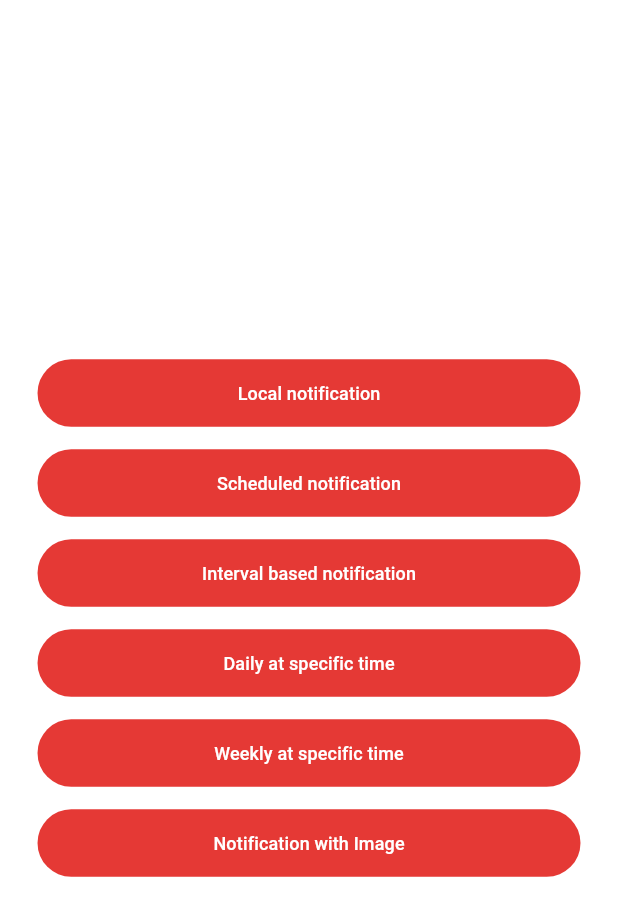
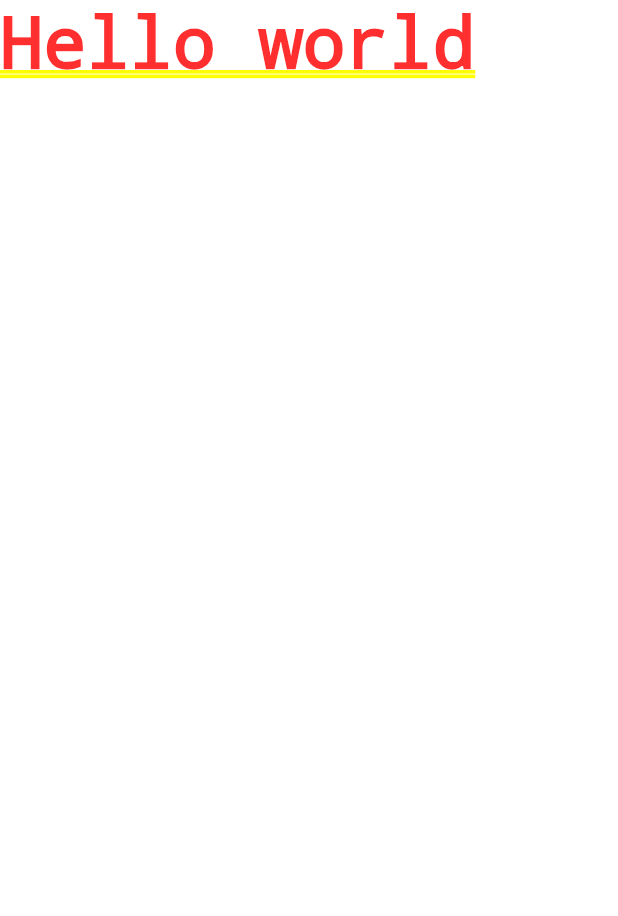
Before and after one commit to atik1404/FlutterPlayground, a Flutter app: the screen it shows after launch, on a phone screen of 412 x 824 dp. Shown: the top 916 px of the screen. Run offline on Flutter 3.47's test engine with Material 3 defaults, Android fonts, the phone set to English and light mode, and no system bars; our stand-ins replace bloc.

```diff
--- a/lib/feature/notification/notification_repository.dart
+++ /dev/null
@@ -1,217 +0,0 @@
-
-import 'package:first_flutter/logger.dart';
-import 'package:flutter/material.dart';
-import 'package:flutter_local_notifications/flutter_local_notifications.dart';
-import 'package:http/http.dart' as http;
-import 'package:timezone/data/latest_all.dart' as tz;
-import 'package:timezone/timezone.dart' as tz;
-
-class NotificationRepository {
-  static final FlutterLocalNotificationsPlugin _notificationsPlugin =
-      FlutterLocalNotificationsPlugin();
-  static AndroidNotificationChannel channel = const AndroidNotificationChannel(
-    'Channel_id',
-    'Channel_title',
-    description: 'This channel is used for important notifications.',
-    importance: Importance.high,
-    playSound: true,
-  );
-
-  static Future<void> initialization() async {
-    tz.initializeTimeZones();
-    final location = tz.getLocation('Asia/Dhaka'); // Correct timezone name
-    tz.setLocalLocation(location);
-
-
-    await _notificationsPlugin
-        .resolvePlatformSpecificImplementation<
-            AndroidFlutterLocalNotificationsPlugin>()
-        ?.createNotificationChannel(channel);
-
-    await _notificationsPlugin
-        .resolvePlatformSpecificImplementation<
-            AndroidFlutterLocalNotificationsPlugin>()
-        ?.requestNotificationsPermission();
-
-    await _notificationsPlugin
-        .resolvePlatformSpecificImplementation<
-        IOSFlutterLocalNotificationsPlugin>()
-        ?.requestPermissions(
-      alert: true,
-      badge: true,
-      sound: true
-    );
-
-    AndroidInitializationSettings initializationSettingsAndroid =
-        const AndroidInitializationSettings('@mipmap/ic_launcher');
-
-    DarwinInitializationSettings iosInitializationSettings =
-        DarwinInitializationSettings(
-          requestSoundPermission: false,
-          requestBadgePermission: false,
-          requestAlertPermission: false,
-        );
-
-    InitializationSettings initializationSettings = InitializationSettings(
-      android: initializationSettingsAndroid,
-      iOS: iosInitializationSettings,
-    );
-
-    _notificationsPlugin.initialize(initializationSettings,
-        onDidReceiveNotificationResponse: (details) async {});
-  }
-
-  void showNotification({String title = "This is title", String body = "this is body"}) {
-    _notificationsPlugin.show(
-        0,
-        title,
-        body,
-        NotificationDetails(
-            android: AndroidNotificationDetails(
-                channel.id, channel.name,
-                channelDescription: channel.description,
-                importance: Importance.high,
-                color: Colors.blue,
-                playSound: true,
-                icon: '@mipmap/ic_launcher'
-            ),
-            iOS: const DarwinNotificationDetails(
-                presentSound: true,
-                presentAlert: true,
-                presentBadge: true
-            )
-        ),
-        payload: 'Open from Local Notification');
-  }
-
-  Future<void> scheduledNotification(DateTime time, {String title = "This is title", String body = "this is body"}) async{
-    if(time.isBefore(DateTime.now())){
-      time = time.add(const Duration(days: 1));
-    }
-
-    final tz.TZDateTime scheduleTime = tz.TZDateTime.from(time, tz.local);
-
-    try{
-      await _notificationsPlugin.zonedSchedule(
-          0,
-          title,
-          body,
-          scheduleTime,
-          _notificationDetails(),
-          uiLocalNotificationDateInterpretation: UILocalNotificationDateInterpretation.absoluteTime,
-          matchDateTimeComponents: DateTimeComponents.time,
-        androidScheduleMode: AndroidScheduleMode.inexact
-      );
-    }catch(e){
-      Logger.log("Exception: $e}");
-    }
-  }
-
-  NotificationDetails _notificationDetails(){
-    return NotificationDetails(
-        android: AndroidNotificationDetails(
-            DateTime.now().millisecondsSinceEpoch.toString(), channel.name,
-            channelDescription: channel.description,
-            importance: Importance.high,
-            color: Colors.blue,
-            playSound: true,
-            icon: '@mipmap/ic_launcher',
-            showWhen: false
-        ),
-        iOS: const DarwinNotificationDetails(
-            presentSound: true,
-            presentAlert: true,
-            presentBadge: true
-        )
-    );
-  }
-
-  Future<void> intervalNotification({String title = "This is title", String body = "this is body"}) async{
-    try{
-      await _notificationsPlugin.periodicallyShow(
-          0,
-          title,
-          body,
-          RepeatInterval.everyMinute,
-          _notificationDetails(),
-          androidScheduleMode: AndroidScheduleMode.inexact
-      );
-    }catch(e){
-      Logger.log("Exception: $e}");
-    }
-  }
-
-  Future<void> dailyNotification({String title = "this is title", String body = "this is body", int hour = 11, int minute = 42}) async{
-    await _notificationsPlugin.zonedSchedule(
-      0,
-      title,
-      body,
-      _nextInstanceOfTime(hour, minute),
-        _notificationDetails(),
-      matchDateTimeComponents: DateTimeComponents.time,
-      uiLocalNotificationDateInterpretation: UILocalNotificationDateInterpretation.absoluteTime,
-      androidScheduleMode: AndroidScheduleMode.inexact
-    );
-  }
-
-  static tz.TZDateTime _nextInstanceOfTime(int hour, int minute, { int day = 1}) {
-    final now = tz.TZDateTime.now(tz.local);
-    var scheduledDate = tz.TZDateTime(tz.local, now.year, now.month, now.day, hour, minute);
-
-    if (scheduledDate.isBefore(now)) {
-      scheduledDate = scheduledDate.add(Duration(days: day));
-    }
-
-    return scheduledDate;
-  }
-
-  Future<void> weeklyNotification({String title = "this is title", String body = "this is body", int hour = 11, int minute = 34}) async{
-    await _notificationsPlugin.zonedSchedule(
-        0,
-        title,
-        body,
-        _nextInstanceOfTime(hour, minute, day: 7),
-        _notificationDetails(),
-        matchDateTimeComponents: DateTimeComponents.time,
-        uiLocalNotificationDateInterpretation: UILocalNotificationDateInterpretation.absoluteTime,
-        androidScheduleMode: AndroidScheduleMode.alarmClock
-    );
-  }
-
-  Future<void> notificationWithImage({String title = "this is title", String body = "this is body", String imageUrl = ""}) async{
-    BigPictureStyleInformation? bigPictureStyleInformation;
-    try {
-      final response = await http.get(Uri.parse(imageUrl));
-      if (response.statusCode == 200) {
-        final byteArray = response.bodyBytes;
-        bigPictureStyleInformation = BigPictureStyleInformation(
-          ByteArrayAndroidBitmap(byteArray),
-          largeIcon: ByteArrayAndroidBitmap(byteArray),
-          contentTitle: title,
-          summaryText: body,
-        );
-      }
-    } catch (e) {
-
-    }
-    var notificationDetails = NotificationDetails(
-        android: AndroidNotificationDetails(
-            DateTime.now().millisecondsSinceEpoch.toString(), channel.name,
-            channelDescription: channel.description,
-            styleInformation: bigPictureStyleInformation,
-            importance: Importance.high,
-            color: Colors.blue,
-            playSound: true,
-            icon: '@mipmap/ic_launcher',
-            showWhen: false
-        ),
-        iOS: const DarwinNotificationDetails(
-            presentSound: true,
-            presentAlert: true,
-            presentBadge: true
-        )
-    );
-
-    await _notificationsPlugin.show(0, title, body, notificationDetails);
-  }
-}
--- a/lib/feature/notification/notification_screen.dart
+++ /dev/null
@@ -1,108 +0,0 @@
-import 'package:flutter/material.dart';
-import 'package:fluttertoast/fluttertoast.dart';
-
-import '../../resources/AppColors.dart';
-import '../../resources/AppDimensions.dart';
-import 'notification_repository.dart';
-
-class NotificationScreen extends StatelessWidget {
-  const NotificationScreen({super.key});
-
-  @override
-  Widget build(BuildContext context) {
-    return Scaffold(
-      resizeToAvoidBottomInset: false,
-      body: Container(
-        color: Colors.white,
-        padding: AppDimensions.kPadding10,
-        child: Column(
-          crossAxisAlignment: CrossAxisAlignment.center,
-          mainAxisAlignment: MainAxisAlignment.center,
-          children: [
-            _buildNotificationButton(context, "Local notification", () {
-              Fluttertoast.showToast(msg: "Local notification", toastLength: Toast.LENGTH_LONG);
-              NotificationRepository().showNotification(
-                title: "Hello flutter",
-                body: "This is flutter notification description"
-              );
-            }),
-            const SizedBox(height: AppDimensions.margin15),
-            _buildNotificationButton(context, "Scheduled notification", () {
-              Fluttertoast.showToast(msg: "Repeated notification", toastLength: Toast.LENGTH_LONG);
-              DateTime dateTime = DateTime.now().add(Duration(seconds: 5));
-              NotificationRepository().scheduledNotification(
-                dateTime,
-                title: "Schedule notification",
-                body: "This is schedule notification"
-              );
-            }),
-
-            const SizedBox(height: AppDimensions.margin15),
-
-            _buildNotificationButton(context, "Interval based notification", () {
-              Fluttertoast.showToast(msg: "Interval based  notification", toastLength: Toast.LENGTH_LONG);
-              NotificationRepository().intervalNotification(
-                  title: "Interval notification",
-                  body: "This is interval notification in every minute"
-              );
-            }),
-
-            const SizedBox(height: AppDimensions.margin15),
-
-            _buildNotificationButton(context, "Daily at specific time", () {
-              Fluttertoast.showToast(msg: "Daily at specific time notification", toastLength: Toast.LENGTH_LONG);
-              NotificationRepository().intervalNotification(
-                  title: "Daily notification",
-                  body: "This is daily notification in every day"
-              );
-            }),
-
-            const SizedBox(height: AppDimensions.margin15),
-
-            _buildNotificationButton(context, "Weekly at specific time", () {
-              Fluttertoast.showToast(msg: "Weekly at specific time notification", toastLength: Toast.LENGTH_LONG);
-              NotificationRepository().intervalNotification(
-                  title: "Weekly notification",
-                  body: "This is weekly notification in every week"
-              );
-            }),
-
-            const SizedBox(height: AppDimensions.margin15),
-
-            _buildNotificationButton(context, "Notification with Image", () {
-              Fluttertoast.showToast(msg: "Notification with Image notification", toastLength: Toast.LENGTH_LONG);
-              NotificationRepository().notificationWithImage(
-                  title: "Image notification",
-                  body: "This is image notification",
-                  imageUrl: "https://media.architecturaldigest.com/photos/66a914f1a958d12e0cc94a8e/16:9/w_1920,c_limit/DSC_5903.jpg"
-              );
-            })
-          ],
-        ),
-      ),
-    );
-  }
-
-  Widget _buildNotificationButton(
-      BuildContext context, String buttonText, VoidCallback onClickListener) {
-    return Padding(
-        padding: AppDimensions.kPaddingH15,
-        child: SizedBox(
-          width: double.infinity,
-          height: AppDimensions.kSizeH45.height,
-          child: FilledButton(
-            onPressed: onClickListener,
-            style: FilledButton.styleFrom(
-              backgroundColor: AppColors.mdRed600,
-            ),
-            child: Text(
-              buttonText,
-              style: TextStyle(
-                color: AppColors.white,
-                fontSize: AppDimensions.regularTextSize,
-              ),
-            ),
-          ),
-        ));
-  }
-}
--- /dev/null
+++ b/lib/feature/playground/bloc_playground_screen.dart
@@ -0,0 +1,11 @@
+
+import 'package:flutter/material.dart';
+
+class BlocPlaygroundScreen extends StatelessWidget {
+  const BlocPlaygroundScreen({super.key});
+
+  @override
+  Widget build(BuildContext context) {
+    return Text("Hello world");
+  }
+}
--- a/lib/main.dart
+++ b/lib/main.dart
@@ -1,44 +1,10 @@
+import 'package:first_flutter/feature/playground/bloc_playground_screen.dart';
 import 'package:first_flutter/navigation/app_navigation.dart';
 import 'package:flutter/material.dart';
 
-import 'feature/notification/notification_repository.dart';
-import 'feature/notification/notification_screen.dart';
-
-// void callbackDispatcher() {
-//   Workmanager().executeTask((task, inputData) async {
-//     Logger.log("[WorkManager] Task executed at ${DateTime.now()}");
-//     return Future.value(true);
-//   });
-// }
-//
-// void startRecursiveWorkManager() async {
-//   while (true) {
-//     await Future.delayed(const Duration(seconds: 5));
-//
-//     Workmanager().registerOneOffTask(
-//       "recurringTask_${DateTime.now().millisecondsSinceEpoch}", // Unique task name
-//       "fetchData",
-//     );
-//
-//     Logger.log("[WorkManager] Scheduled a new task at ${DateTime.now()}");
-//     LocationService.locationStream.listen((position) {
-//       Logger.log("Updated location: ${position?.latitude}, ${position?.longitude}");
-//     });
-//   }
-// }
-
-
 void main() async{
-  // WidgetsFlutterBinding.ensureInitialized();
-  // await LocationService.getCurrentLocation();
-  // Workmanager().initialize(callbackDispatcher, isInDebugMode: true);
-  // startRecursiveWorkManager();
-  // await LocationService.getCurrentLocation();
-  WidgetsFlutterBinding.ensureInitialized();
-  await NotificationRepository.initialization();
   runApp(const MyApp());
 }
-
 
 class MyApp extends StatelessWidget {
   const MyApp({super.key});
@@ -51,7 +17,7 @@ class MyApp extends StatelessWidget {
         colorScheme: ColorScheme.fromSeed(seedColor: Colors.deepPurple),
         useMaterial3: true,
       ),
-      home: const NotificationScreen(),
+      home: const BlocPlaygroundScreen(),
       onGenerateRoute: appNavigation.onNavigationChange,
       debugShowCheckedModeBanner: false,
     );
```
Also changed, not shown: lib/feature/location/location_picker_screen.dart (deleted, +0 -61 lines), lib/feature/location/location_service.dart (deleted, +0 -82 lines), lib/feature/map/map_screen.dart (deleted, +0 -11 lines), lib/feature/notification/notification_services.dart (deleted, +0 -42 lines), 127 other files.
